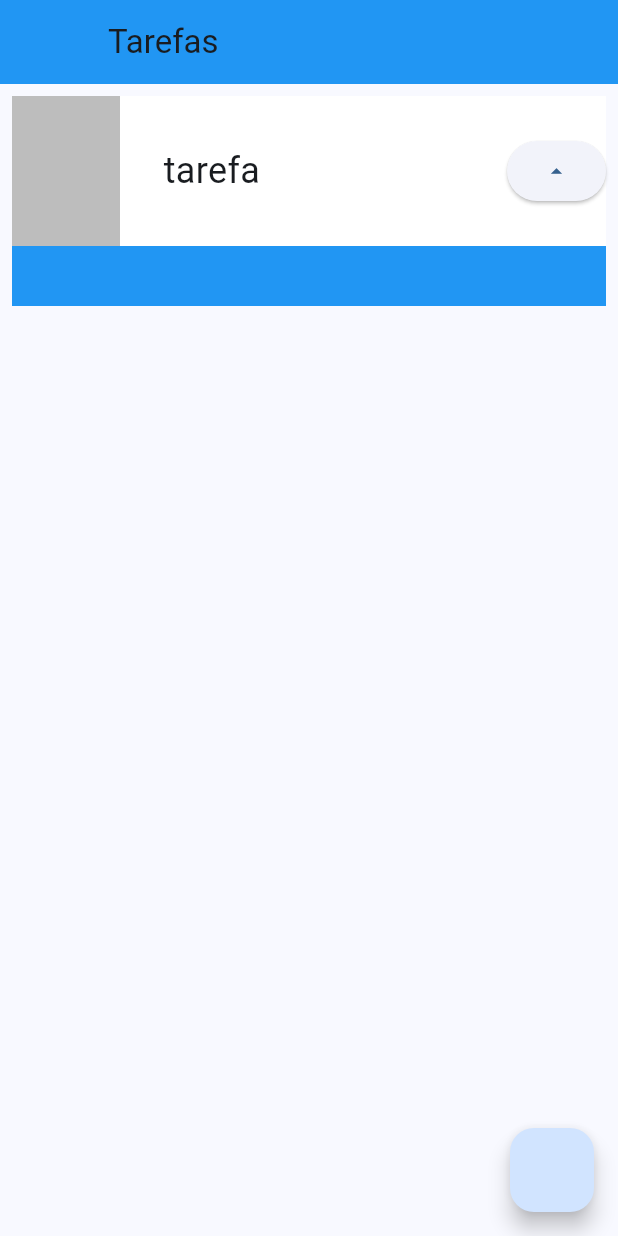
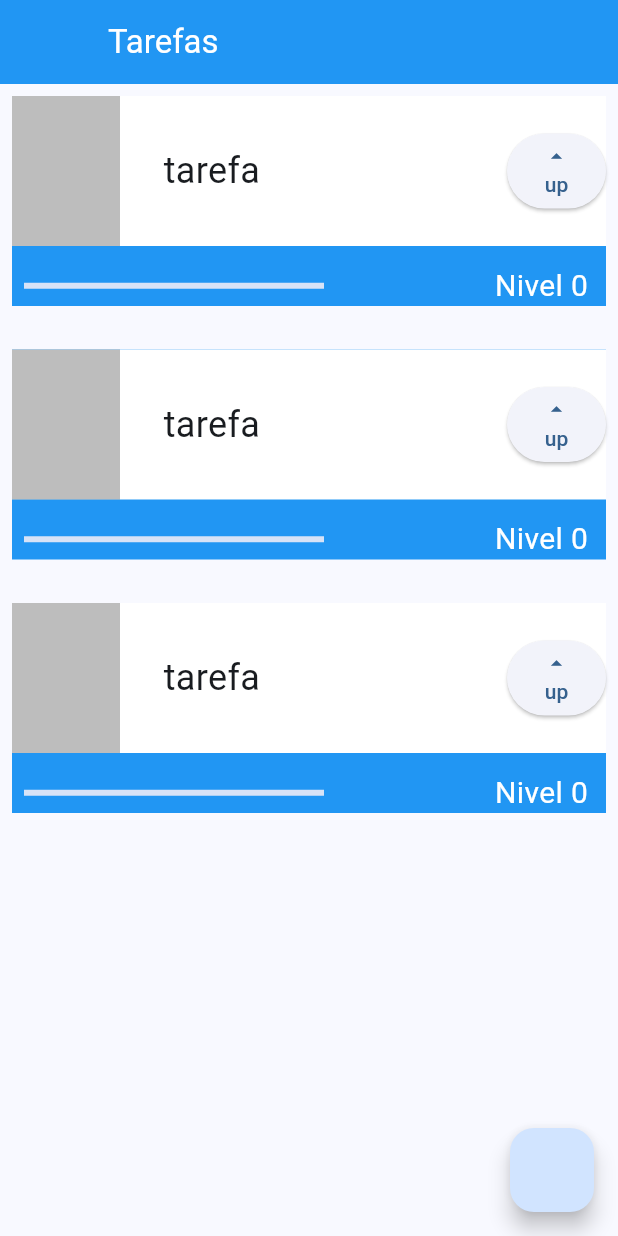
Before and after one commit to Deyweson/learning_project_flutter, a Flutter app: the screen it shows after launch, on a phone screen of 412 x 824 dp. Run offline on Flutter 3.47's test engine with Material 3 defaults, Android fonts, the phone set to English and light mode, and no system bars.

```diff
--- a/lib/main.dart
+++ b/lib/main.dart
@@ -20,8 +20,13 @@ class MyApp extends StatelessWidget {
         ),
       ),
       home: Scaffold(
-        appBar: AppBar(title: const Text("Tarefas"), leading: Container()),
-        body: ListView(children: [Task("tarefa")]),
+        appBar: AppBar(
+          title: const Text("Tarefas", style: TextStyle(color: Colors.white)),
+          leading: Container(),
+        ),
+        body: ListView(
+          children: [Task("tarefa"), Task("tarefa"), Task("tarefa")],
+        ),
         floatingActionButton: FloatingActionButton(
           onPressed: () => {print('Hello')},
         ),
@@ -30,10 +35,15 @@ class MyApp extends StatelessWidget {
   }
 }
 
-class Task extends StatelessWidget {
-  final String nome;
+class Task extends StatefulWidget {
+  final String name;
+  const Task(this.name, {super.key});
+  @override
+  _TaskState createState() => _TaskState();
+}
 
-  const Task(this.nome, {super.key});
+class _TaskState extends State<Task> {
+  int nivel = 0;
 
   @override
   Widget build(BuildContext context) {
@@ -43,6 +53,8 @@ class Task extends StatelessWidget {
         child: Stack(
           children: [
             Container(color: Colors.blue, height: 140),
+            Column(
+              children: [
                 Container(
                   color: Colors.white,
                   height: 100,
@@ -52,17 +64,55 @@ class Task extends StatelessWidget {
                       Container(color: Colors.black26, width: 72, height: 100),
                       Container(
                         width: 200,
-                    child: Text(nome, style: TextStyle(
+                        child: Text(
+                          widget.name,
+                          style: TextStyle(
                             fontSize: 24,
-                      overflow: TextOverflow.ellipsis
-                    ),),
+                            overflow: TextOverflow.ellipsis,
                           ),
-                  ElevatedButton(
-                    onPressed: () => {print("Hello")},
-                    child: Icon(Icons.arrow_drop_up),
+                        ),
+                      ),
+                      Container(
+                        height: 50,
+                        child: ElevatedButton(
+                          onPressed: () {
+                            setState(() {
+                              nivel++;
+                            });
+                          },
+                          child: Column(
+                            mainAxisAlignment: MainAxisAlignment.center,
+                            crossAxisAlignment: CrossAxisAlignment.center,
+                            children: [Icon(Icons.arrow_drop_up), Text("up")],
+                          ),
+                        ),
                       ),
                     ],
                   ),
+                ),
+                Row(
+                  mainAxisAlignment: MainAxisAlignment.spaceBetween,
+                  children: [
+                    Padding(
+                      padding: EdgeInsets.all(8),
+                      child: Container(
+                        width: 200,
+                        child: LinearProgressIndicator(
+                          color: Colors.white,
+                          value: nivel / 100,
+                        ),
+                      ),
+                    ),
+                    Padding(
+                      padding: EdgeInsets.all(12),
+                      child: Text(
+                        "Nivel $nivel",
+                        style: TextStyle(color: Colors.white, fontSize: 20),
+                      ),
+                    ),
+                  ],
+                ),
+              ],
             ),
           ],
         ),
```
Lines whose indentation alone changed are shown as unchanged.
